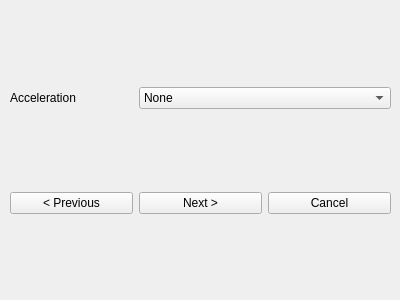
Qt form ui/NewVM.ui (Tech-FZ/EmuGUI) before a commit.
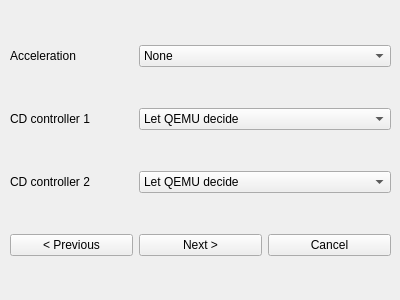
The same form after that commit. The open tabs and pages were chosen to show the change.

What changed in the file:
```diff
--- a/ui/NewVM.ui
+++ b/ui/NewVM.ui
@@ -5272,27 +5272,72 @@
       </rect>
      </property>
      <layout class="QGridLayout" name="gridLayout_25">
-      <item row="1" column="0">
-       <widget class="QPushButton" name="pushButton_81">
-        <property name="text">
-         <string>&lt; Previous</string>
-        </property>
-       </widget>
-      </item>
-      <item row="1" column="2">
+      <item row="4" column="2">
        <widget class="QPushButton" name="pushButton_80">
         <property name="text">
          <string>Cancel</string>
         </property>
        </widget>
       </item>
-      <item row="1" column="1">
+      <item row="4" column="1">
        <widget class="QPushButton" name="pushButton_77">
         <property name="text">
          <string>Next &gt;</string>
         </property>
        </widget>
       </item>
+      <item row="4" column="0">
+       <widget class="QPushButton" name="pushButton_81">
+        <property name="text">
+         <string>&lt; Previous</string>
+        </property>
+       </widget>
+      </item>
+      <item row="2" column="0">
+       <widget class="QLabel" name="label_72">
+        <property name="text">
+         <string>CD controller 2</string>
+        </property>
+       </widget>
+      </item>
+      <item row="1" column="0">
+       <widget class="QLabel" name="label_70">
+        <property name="text">
+         <string>CD controller 1</string>
+        </property>
+       </widget>
+      </item>
+      <item row="1" column="1" colspan="2">
+       <widget class="QComboBox" name="comboBox_44">
+        <item>
+         <property name="text">
+          <string>Let QEMU decide</string>
+         </property>
+        </item>
+        <item>
+         <property name="text">
+          <string>IDE</string>
+         </property>
+        </item>
+        <item>
+         <property name="text">
+          <string>SCSI</string>
+         </property>
+        </item>
+        <item>
+         <property name="text">
+          <string>Virtio</string>
+         </property>
+        </item>
+       </widget>
+      </item>
+      <item row="0" column="0">
+       <widget class="QLabel" name="label_71">
+        <property name="text">
+         <string>Acceleration</string>
+        </property>
+       </widget>
+      </item>
       <item row="0" column="1" colspan="2">
        <widget class="QComboBox" name="comboBox_43">
         <item>
@@ -5322,11 +5367,28 @@
         </item>
        </widget>
       </item>
-      <item row="0" column="0">
-       <widget class="QLabel" name="label_71">
-        <property name="text">
-         <string>Acceleration</string>
-        </property>
+      <item row="2" column="1" colspan="2">
+       <widget class="QComboBox" name="comboBox_45">
+        <item>
+         <property name="text">
+          <string>Let QEMU decide</string>
+         </property>
+        </item>
+        <item>
+         <property name="text">
+          <string>IDE</string>
+         </property>
+        </item>
+        <item>
+         <property name="text">
+          <string>SCSI</string>
+         </property>
+        </item>
+        <item>
+         <property name="text">
+          <string>Virtio</string>
+         </property>
+        </item>
        </widget>
       </item>
      </layout>
```
Left out of the diff: 2 changed lines with no effect on the pictures.
